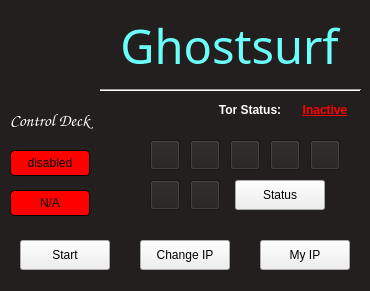
Before: the Qt Designer form guis/main_win.ui in dogaegeozden/ghostsurf, drawn with Qt 5.
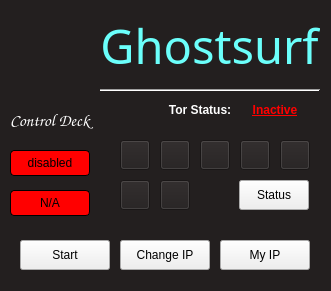
After: the same form once the commit is applied. Icons and pictures are not drawn.

The edit to the form file:
```diff
--- a/guis/main_win.ui
+++ b/guis/main_win.ui
@@ -6,7 +6,7 @@
    <rect>
     <x>0</x>
     <y>0</y>
-    <width>370</width>
+    <width>331</width>
     <height>291</height>
    </rect>
   </property>
@@ -55,7 +55,7 @@
      <rect>
       <x>99</x>
       <y>10</y>
-      <width>261</width>
+      <width>221</width>
       <height>71</height>
      </rect>
     </property>
@@ -98,7 +98,7 @@
    <widget class="QPushButton" name="change_ip_button">
     <property name="geometry">
      <rect>
-      <x>140</x>
+      <x>120</x>
       <y>240</y>
       <width>90</width>
       <height>30</height>
@@ -111,7 +111,7 @@
    <widget class="QPushButton" name="my_ip_button">
     <property name="geometry">
      <rect>
-      <x>260</x>
+      <x>220</x>
       <y>240</y>
       <width>90</width>
       <height>30</height>
@@ -124,7 +124,7 @@
    <widget class="QLabel" name="status_header_label">
     <property name="geometry">
      <rect>
-      <x>210</x>
+      <x>160</x>
       <y>100</y>
       <width>80</width>
       <height>20</height>
@@ -154,7 +154,7 @@
    <widget class="QLabel" name="status_label">
     <property name="geometry">
      <rect>
-      <x>290</x>
+      <x>240</x>
       <y>100</y>
       <width>70</width>
       <height>20</height>
@@ -183,9 +183,9 @@
    <widget class="QPushButton" name="status_button">
     <property name="geometry">
      <rect>
-      <x>235</x>
+      <x>239</x>
       <y>180</y>
-      <width>90</width>
+      <width>70</width>
       <height>30</height>
      </rect>
     </property>
@@ -196,7 +196,7 @@
    <widget class="QPushButton" name="info_button">
     <property name="geometry">
      <rect>
-      <x>190</x>
+      <x>160</x>
       <y>180</y>
       <width>30</width>
       <height>30</height>
@@ -221,7 +221,7 @@
    <widget class="QPushButton" name="pandora_bomb_button">
     <property name="geometry">
      <rect>
-      <x>310</x>
+      <x>280</x>
       <y>140</y>
       <width>30</width>
       <height>30</height>
@@ -269,7 +269,7 @@
    <widget class="QPushButton" name="reset_button">
     <property name="geometry">
      <rect>
-      <x>150</x>
+      <x>120</x>
       <y>180</y>
       <width>30</width>
       <height>30</height>
@@ -294,7 +294,7 @@
    <widget class="QPushButton" name="mac_changer_button">
     <property name="geometry">
      <rect>
-      <x>190</x>
+      <x>160</x>
       <y>140</y>
       <width>30</width>
       <height>30</height>
@@ -319,7 +319,7 @@
    <widget class="QPushButton" name="log_shredder_button">
     <property name="geometry">
      <rect>
-      <x>270</x>
+      <x>240</x>
       <y>140</y>
       <width>30</width>
       <height>30</height>
@@ -344,7 +344,7 @@
    <widget class="QPushButton" name="hostname_changer_button">
     <property name="geometry">
      <rect>
-      <x>150</x>
+      <x>120</x>
       <y>140</y>
       <width>30</width>
       <height>30</height>
@@ -369,7 +369,7 @@
    <widget class="QPushButton" name="dns_changer_button">
     <property name="geometry">
      <rect>
-      <x>230</x>
+      <x>200</x>
       <y>140</y>
       <width>30</width>
       <height>30</height>
@@ -420,7 +420,7 @@
      <rect>
       <x>100</x>
       <y>80</y>
-      <width>261</width>
+      <width>220</width>
       <height>20</height>
      </rect>
     </property>
```
